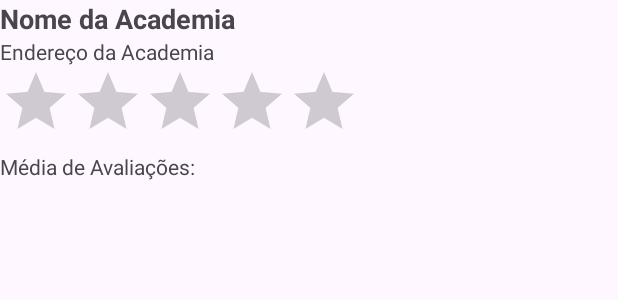
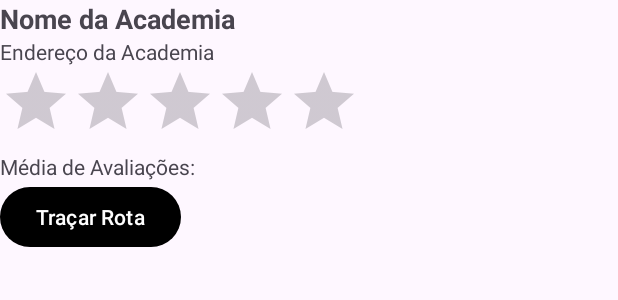
Before and after one commit to Fel3180/projetomovimentamais, an Android app: the layout academia_details_view.xml on its own in the app's theme, with its tools: preview values and no code run, on a phone screen of 412 x 824 dp. Shown: the top 300 px of the screen. Run offline under Robolectric (Android 15) with nearby library versions, the phone set to English and light mode, and no system bars.

Commit message:
avaliacao calculando media, tracar rota

```diff
--- a/app/src/main/res/layout/academia_details_view.xml
+++ b/app/src/main/res/layout/academia_details_view.xml
@@ -37,4 +37,11 @@
         android:text="Média de Avaliações: "
         android:textSize="14sp" />
 
+    <Button
+        android:id="@+id/btn_tracar_rota"
+        android:layout_width="wrap_content"
+        android:layout_height="wrap_content"
+        android:layout_below="@id/academia_average_rating"
+        android:text="Traçar Rota"
+        android:onClick="tracarRota" />
 </RelativeLayout>
```
Also changed, not shown: app/src/main/java/com/example/projetomovimenta/LocalizacaoFragment.java (+53 -38 lines).
